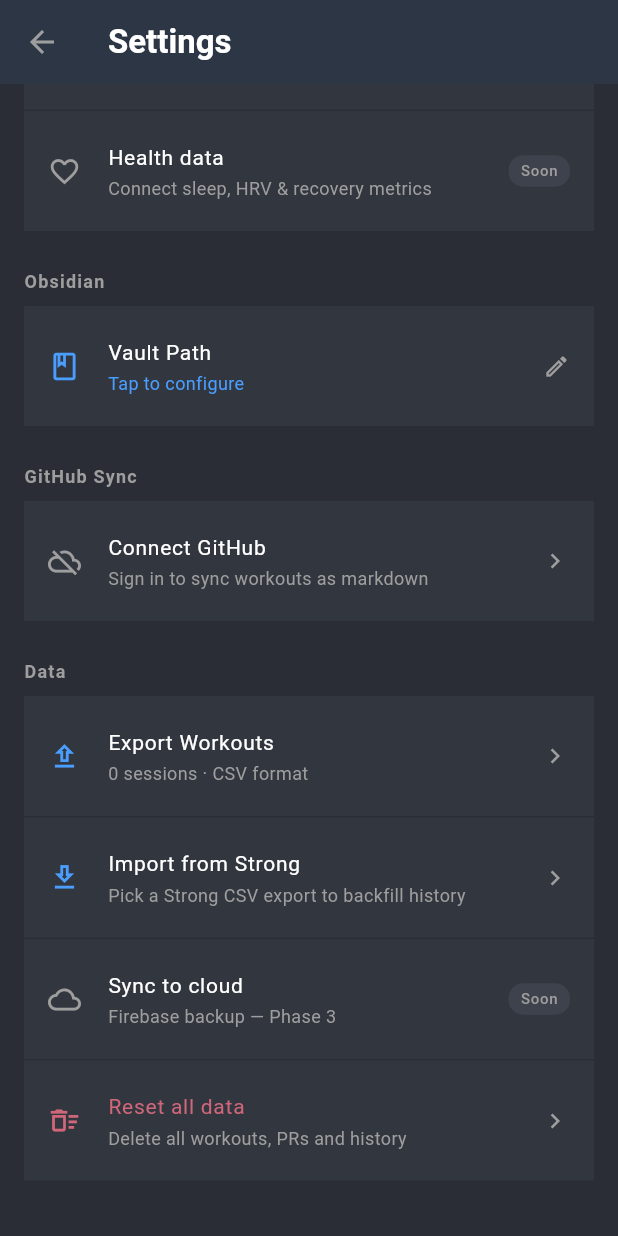
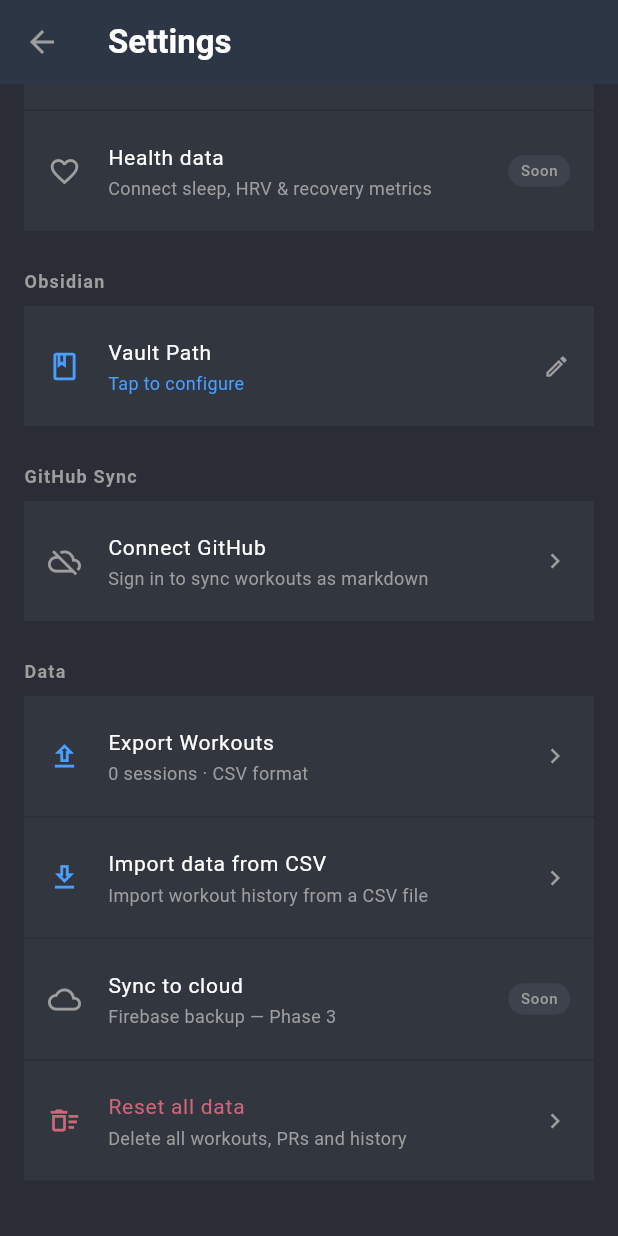
Before and after one commit to Aneesh02/gains-workout-tracker-app, a Flutter app: the SettingsScreen screen opened directly, scrolled down 997 dp, on a phone screen of 412 x 824 dp. Run offline on Flutter 3.47's test engine with Material 3 defaults, Android fonts, the phone set to English and light mode, and no system bars; our stand-ins replace audioplayers, file_picker, fl_chart, flutter_local_notifications, flutter_secure_storage, hive_flutter and 3 more; accounts and stored records are empty.

Commit message:
fix: rename import tile to 'Import data from CSV' (remove Strong branding)

```diff
--- a/lib/screens/profile_screen.dart
+++ b/lib/screens/profile_screen.dart
@@ -1295,7 +1295,7 @@ class _ExportTileState extends State<_ExportTile> {
   }
 }
 
-// ── Strong CSV import tile ────────────────────────────────────────────────────
+// ── CSV import tile ───────────────────────────────────────────────────────────
 
 class _ImportTile extends StatefulWidget {
   final WorkoutProvider provider;
@@ -1323,10 +1323,10 @@ class _ImportTileState extends State<_ImportTile> {
               )
             : const Icon(Icons.download_outlined,
                 color: AppColors.blue, size: 22),
-        title: const Text('Import from Strong',
+        title: const Text('Import data from CSV',
             style: TextStyle(color: AppColors.textPrimary, fontSize: 14)),
         subtitle: const Text(
-          'Pick a Strong CSV export to backfill history',
+          'Import workout history from a CSV file',
           style: TextStyle(color: AppColors.textSecondary, fontSize: 12),
         ),
         trailing: const Icon(Icons.chevron_right,
```
